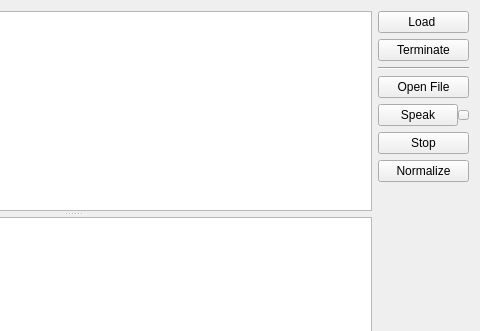
Old version of the form tihu_console/tihu_console.ui in the repository tihu-nlp/tihu; both pictures show x 238 to 718 and y 0 to 331 of the 718 by 427 pixel window.
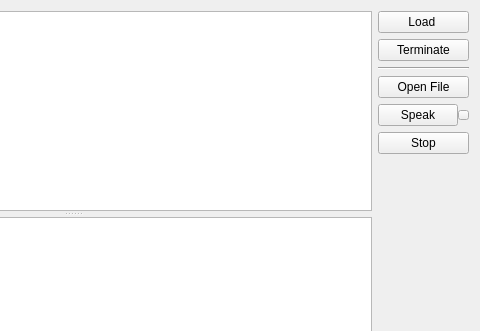
New version of the form.

The edit to the form file:
```diff
--- a/tihu_console/tihu_console.ui
+++ b/tihu_console/tihu_console.ui
@@ -155,13 +155,6 @@
           </property>
          </widget>
         </item>
-        <item>
-         <widget class="QPushButton" name="btnNormalize">
-          <property name="text">
-           <string>Normalize</string>
-          </property>
-         </widget>
-        </item>
         <item>
          <spacer name="verticalSpacer_1">
           <property name="orientation">
```
Left out of the diff: 1 changed line with no effect on the pictures.
